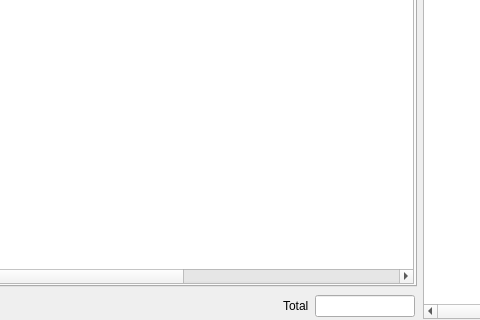
The window that FrontDesk/c5storedoc.ui (End1-1/Cafe5) describes before a commit, drawn with Qt 5; both pictures show x 338 to 818 and y 459 to 779 of the 1162 by 779 pixel window.
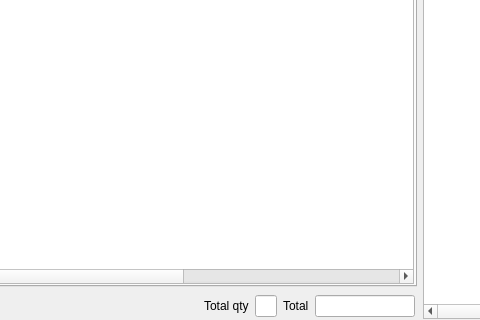
The same window after the commit. Icons and pictures are not drawn. Custom widgets are drawn as their Qt base class.

Commit message: Total qty store doc

What changed in the file:
```diff
--- a/FrontDesk/c5storedoc.ui
+++ b/FrontDesk/c5storedoc.ui
@@ -299,6 +299,32 @@
               </property>
              </spacer>
             </item>
+            <item>
+             <widget class="QLabel" name="label_11">
+              <property name="text">
+               <string>Total qty</string>
+              </property>
+             </widget>
+            </item>
+            <item>
+             <widget class="C5LineEdit" name="leTotalQty">
+              <property name="minimumSize">
+               <size>
+                <width>0</width>
+                <height>0</height>
+               </size>
+              </property>
+              <property name="maximumSize">
+               <size>
+                <width>100</width>
+                <height>16777215</height>
+               </size>
+              </property>
+              <property name="readOnly">
+               <bool>true</bool>
+              </property>
+             </widget>
+            </item>
             <item>
              <widget class="QLabel" name="label_3">
               <property name="text">
@@ -1126,26 +1152,26 @@
   </layout>
  </widget>
  <customwidgets>
+  <customwidget>
+   <class>C5DateEdit</class>
+   <extends>QLineEdit</extends>
+   <header location="global">c5dateedit.h</header>
+  </customwidget>
   <customwidget>
    <class>C5LineEdit</class>
    <extends>QLineEdit</extends>
    <header location="global">c5lineedit.h</header>
   </customwidget>
+  <customwidget>
+   <class>C5LineEditWithSelector</class>
+   <extends>QLineEdit</extends>
+   <header location="global">c5lineeditwithselector.h</header>
+  </customwidget>
   <customwidget>
    <class>C5TableWidget</class>
    <extends>QTableWidget</extends>
    <header location="global">c5tablewidget.h</header>
   </customwidget>
-  <customwidget>
-   <class>C5LineEditWithSelector</class>
-   <extends>QLineEdit</extends>
-   <header location="global">c5lineeditwithselector.h</header>
-  </customwidget>
-  <customwidget>
-   <class>C5DateEdit</class>
-   <extends>QLineEdit</extends>
-   <header location="global">c5dateedit.h</header>
-  </customwidget>
  </customwidgets>
  <tabstops>
   <tabstop>lePayment</tabstop>
```
The commit also changes 8 other files.
